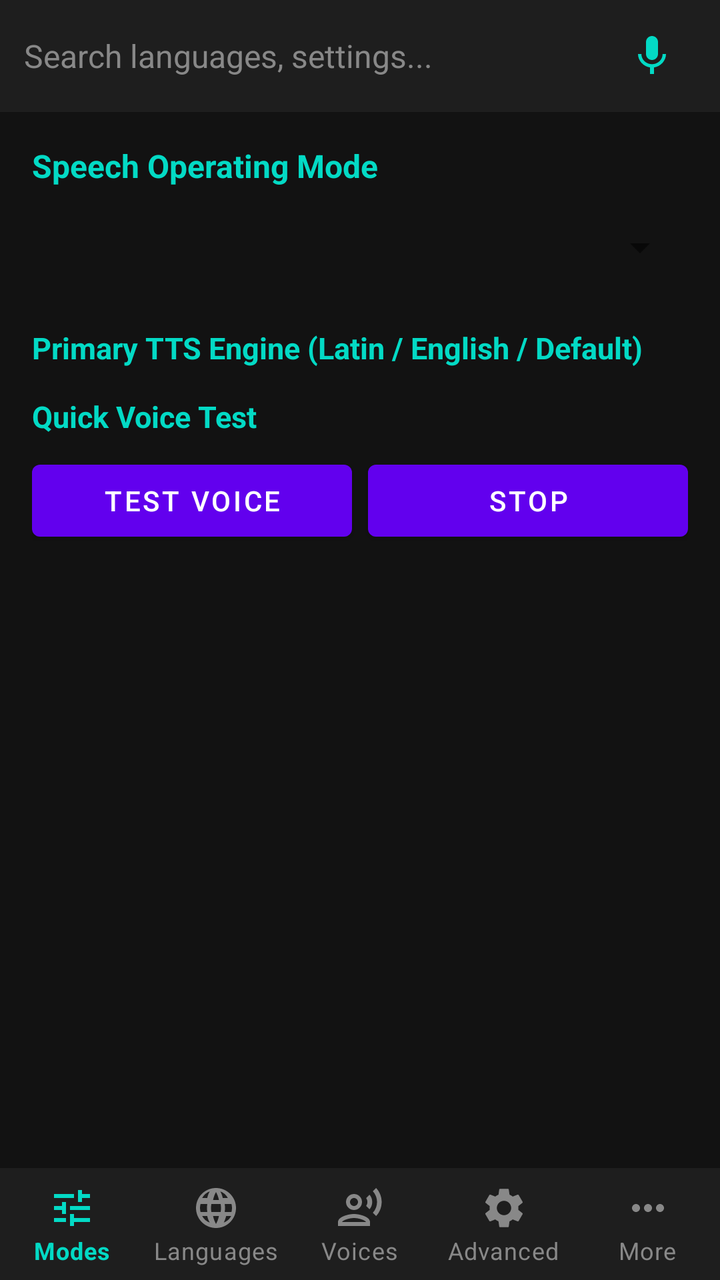
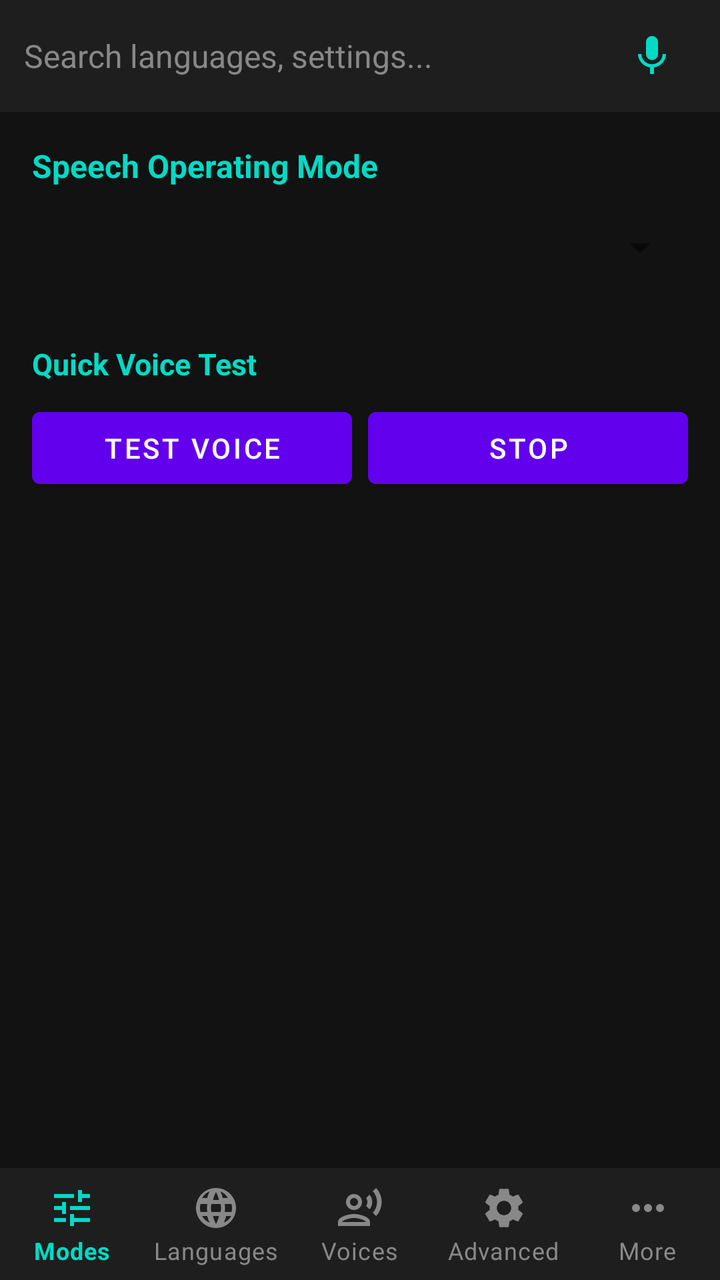

An Android layout rendered at two revisions. The XML below is the earlier revision; the diff shows what the commit changed to produce the second picture.
<!-- AndroidManifest.xml: application theme Theme.SpeechPlusTTS -->
<!-- res/layout/activity_main.xml -->
<?xml version="1.0" encoding="utf-8"?>
<LinearLayout xmlns:android="http://schemas.android.com/apk/res/android"
    xmlns:app="http://schemas.android.com/apk/res-auto"
    android:layout_width="match_parent"
    android:layout_height="match_parent"
    android:orientation="vertical"
    android:background="#121212">

    
    <LinearLayout
        android:id="@+id/layoutSearchBar"
        android:layout_width="match_parent"
        android:layout_height="56dp"
        android:orientation="horizontal"
        android:gravity="center_vertical"
        android:paddingStart="12dp"
        android:paddingEnd="12dp"
        android:background="#1E1E1E">

        <EditText
            android:id="@+id/edtSearch"
            android:layout_width="0dp"
            android:layout_height="wrap_content"
            android:layout_weight="1"
            android:hint="Search languages, settings..."
            android:textColorHint="#888888"
            android:textColor="#FFFFFF"
            android:textSize="16sp"
            android:background="@null"
            android:singleLine="true"
            android:imeOptions="actionSearch" />

        <ImageButton
            android:id="@+id/btnClearSearch"
            android:layout_width="44dp"
            android:layout_height="44dp"
            android:background="?attr/selectableItemBackgroundBorderless"
            android:src="@drawable/ic_clear"
            android:contentDescription="Clear search text"
            android:visibility="gone" />

        <ImageButton
            android:id="@+id/btnVoiceSearch"
            android:layout_width="44dp"
            android:layout_height="44dp"
            android:background="?attr/selectableItemBackgroundBorderless"
            android:src="@drawable/ic_mic"
            android:contentDescription="Voice Search with Google Speech" />
    </LinearLayout>

    <FrameLayout
        android:id="@+id/fragmentContainer"
        android:layout_width="match_parent"
        android:layout_height="0dp"
        android:layout_weight="1">

        
        <ScrollView
            android:id="@+id/tabModes"
            android:layout_width="match_parent"
            android:layout_height="match_parent"
            android:padding="16dp"
            android:visibility="visible">

            <LinearLayout
                android:id="@+id/containerModes"
                android:layout_width="match_parent"
                android:layout_height="wrap_content"
                android:orientation="vertical">

                <TextView
                    android:layout_width="wrap_content"
                    android:layout_height="wrap_content"
                    android:text="Speech Operating Mode"
                    android:textColor="#03DAC5"
                    android:textSize="16sp"
                    android:textStyle="bold"
                    android:layout_marginBottom="6dp" />

                <Spinner
                    android:id="@+id/spinnerModes"
                    android:layout_width="match_parent"
                    android:layout_height="48dp"
                    android:layout_marginBottom="16dp" />

                <TextView
                    android:id="@+id/lblPrimaryEngine"
                    android:layout_width="wrap_content"
                    android:layout_height="wrap_content"
                    android:text="Primary TTS Engine (Latin / English / Default)"
                    android:textColor="#03DAC5"
                    android:textSize="15sp"
                    android:textStyle="bold"
                    android:layout_marginBottom="6dp" />

                <Spinner
                    android:id="@+id/spinnerEngines" android:visibility="gone"
                    android:layout_width="match_parent"
                    android:layout_height="48dp"
                    android:layout_marginBottom="16dp" />

                <LinearLayout
                    android:id="@+id/layoutSecondary" android:visibility="gone"
                    android:layout_width="match_parent"
                    android:layout_height="wrap_content"
                    android:orientation="vertical">

                    <TextView
                        android:layout_width="wrap_content"
                        android:layout_height="wrap_content"
                        android:text="Secondary TTS Engine (Regional / Devanagari)"
                        android:textColor="#03DAC5"
                        android:textSize="15sp"
                        android:textStyle="bold"
                        android:layout_marginBottom="6dp" />

                    <Spinner
                        android:id="@+id/spinnerSecondaryEngines"
                        android:layout_width="match_parent"
                        android:layout_height="48dp"
                        android:layout_marginBottom="16dp" />
                </LinearLayout>

                <TextView
                    android:layout_width="wrap_content"
                    android:layout_height="wrap_content"
                    android:text="Quick Voice Test"
                    android:textColor="#03DAC5"
                    android:textSize="15sp"
                    android:textStyle="bold"
                    android:layout_marginTop="8dp"
                    android:layout_marginBottom="8dp" />

                <LinearLayout
                    android:layout_width="match_parent"
                    android:layout_height="wrap_content"
                    android:orientation="horizontal">

                    <Button
                        android:id="@+id/btnTestVoice"
                        android:layout_width="0dp"
                        android:layout_height="wrap_content"
                        android:layout_weight="1"
                        android:layout_marginEnd="8dp"
                        android:text="Test Voice" />

                    <Button
                        android:id="@+id/btnStopSpeaking"
                        android:layout_width="0dp"
                        android:layout_height="wrap_content"
                        android:layout_weight="1"
                        android:text="Stop" />
                </LinearLayout>

            </LinearLayout>
        </ScrollView>

        
        <ScrollView
            android:id="@+id/tabLanguages"
            android:layout_width="match_parent"
            android:layout_height="match_parent"
            android:padding="16dp"
            android:visibility="gone">

            <LinearLayout
                android:layout_width="match_parent"
                android:layout_height="wrap_content"
                android:orientation="vertical">

                <TextView
                    android:layout_width="wrap_content"
                    android:layout_height="wrap_content"
                    android:text="Supported Global Languages (A-Z)"
                    android:textColor="#03DAC5"
                    android:textSize="16sp"
                    android:textStyle="bold" />

                <TextView
                    android:layout_width="wrap_content"
                    android:layout_height="wrap_content"
                    android:text="Enable or disable specific languages for automatic routing."
                    android:textColor="#AAAAAA"
                    android:textSize="13sp"
                    android:layout_marginBottom="12dp" />

                <LinearLayout
                    android:layout_width="match_parent"
                    android:layout_height="wrap_content"
                    android:orientation="horizontal"
                    android:layout_marginBottom="12dp">

                    <Button
                        android:id="@+id/btnSelectAllLangs"
                        android:layout_width="0dp"
                        android:layout_height="wrap_content"
                        android:layout_weight="1"
                        android:layout_marginEnd="8dp"
                        android:text="Select All" />

                    <Button
                        android:id="@+id/btnClearAllLangs"
                        android:layout_width="0dp"
                        android:layout_height="wrap_content"
                        android:text="Clear All" />
                </LinearLayout>

                <LinearLayout
                    android:id="@+id/layoutLanguagesList"
                    android:layout_width="match_parent"
                    android:layout_height="wrap_content"
                    android:orientation="vertical" />

            </LinearLayout>
        </ScrollView>
        
        <ScrollView
            android:id="@+id/tabVoices"
            android:layout_width="match_parent"
            android:layout_height="match_parent"
            android:padding="16dp"
            android:visibility="gone">

            <LinearLayout
                android:id="@+id/containerVoices"
                android:layout_width="match_parent"
                android:layout_height="wrap_content"
                android:orientation="vertical">

                <TextView
                    android:layout_width="wrap_content"
                    android:layout_height="wrap_content"
                    android:text="1. Select Language (A-Z)"
                    android:textColor="#03DAC5"
                    android:textSize="15sp"
                    android:textStyle="bold"
                    android:layout_marginBottom="4dp" />

                <Spinner
                    android:id="@+id/spinnerVoiceLanguage"
                    android:layout_width="match_parent"
                    android:layout_height="48dp"
                    android:layout_marginBottom="14dp" />

                <TextView
                    android:layout_width="wrap_content"
                    android:layout_height="wrap_content"
                    android:text="2. Select TTS Engine"
                    android:textColor="#03DAC5"
                    android:textSize="15sp"
                    android:textStyle="bold"
                    android:layout_marginBottom="4dp" />

                <Spinner
                    android:id="@+id/spinnerVoiceEngine"
                    android:layout_width="match_parent"
                    android:layout_height="48dp"
                    android:layout_marginBottom="14dp" />

                <TextView
                    android:layout_width="wrap_content"
                    android:layout_height="wrap_content"
                    android:text="3. Select Voice Variant"
                    android:textColor="#03DAC5"
                    android:textSize="15sp"
                    android:textStyle="bold"
                    android:layout_marginBottom="4dp" />

                <Spinner
                    android:id="@+id/spinnerVoiceVariant"
                    android:layout_width="match_parent"
                    android:layout_height="48dp"
                    android:layout_marginBottom="16dp" />

                
                <TextView
                    android:id="@+id/lblVoicesRate"
                    android:layout_width="wrap_content"
                    android:layout_height="wrap_content"
                    android:text="Speech Rate: 1.0x"
                    android:textColor="#FFFFFF"
                    android:textSize="14sp" />

                <LinearLayout
                    android:layout_width="match_parent"
                    android:layout_height="wrap_content"
                    android:orientation="horizontal"
                    android:gravity="center_vertical"
                    android:layout_marginBottom="12dp">

                    <Button
                        android:id="@+id/btnRateMinus"
                        android:layout_width="48dp"
                        android:layout_height="44dp"
                        android:text="-"
                        android:textSize="18sp"
                        android:contentDescription="Decrease speech rate by 5 percent" />

                    <SeekBar
                        android:id="@+id/seekVoiceRate"
                        android:layout_width="0dp"
                        android:layout_height="wrap_content"
                        android:layout_weight="1"
                        android:max="100"
                        android:progress="50" />

                    <Button
                        android:id="@+id/btnRatePlus"
                        android:layout_width="48dp"
                        android:layout_height="44dp"
                        android:text="+"
                        android:textSize="18sp"
                        android:contentDescription="Increase speech rate by 5 percent" />
                </LinearLayout>

                
                <TextView
                    android:id="@+id/lblVoicesPitch"
                    android:layout_width="wrap_content"
                    android:layout_height="wrap_content"
                    android:text="Speech Pitch: 1.0x"
                    android:textColor="#FFFFFF"
                    android:textSize="14sp" />

                <LinearLayout
                    android:layout_width="match_parent"
                    android:layout_height="wrap_content"
                    android:orientation="horizontal"
                    android:gravity="center_vertical"
                    android:layout_marginBottom="12dp">

                    <Button
                        android:id="@+id/btnPitchMinus"
                        android:layout_width="48dp"
                        android:layout_height="44dp"
                        android:text="-"
                        android:textSize="18sp"
                        android:contentDescription="Decrease speech pitch by 5 percent" />

                    <SeekBar
                        android:id="@+id/seekVoicePitch"
                        android:layout_width="0dp"
                        android:layout_height="wrap_content"
                        android:layout_weight="1"
                        android:max="100"
                        android:progress="50" />

                    <Button
                        android:id="@+id/btnPitchPlus"
                        android:layout_width="48dp"
                        android:layout_height="44dp"
                        android:text="+"
                        android:textSize="18sp"
                        android:contentDescription="Increase speech pitch by 5 percent" />
                </LinearLayout>

                
                <TextView
                    android:id="@+id/lblVoicesVolume"
                    android:layout_width="wrap_content"
                    android:layout_height="wrap_content"
                    android:text="Voice Volume: 100%"
                    android:textColor="#FFFFFF"
                    android:textSize="14sp" />

                <SeekBar
                    android:id="@+id/seekVoiceVolume"
                    android:layout_width="match_parent"
                    android:layout_height="wrap_content"
                    android:max="100"
                    android:progress="100"
                    android:layout_marginBottom="16dp" />

                
                <LinearLayout
                    android:layout_width="match_parent"
                    android:layout_height="wrap_content"
                    android:orientation="horizontal"
                    android:layout_marginBottom="8dp">

                    <Button
                        android:id="@+id/btnTestVoiceSingle"
                        android:layout_width="0dp"
                        android:layout_height="wrap_content"
                        android:layout_weight="1"
                        android:layout_marginEnd="6dp"
                        android:text="Test Voice" />

                    <Button
                        android:id="@+id/btnDefaultVoice"
                        android:layout_width="0dp"
                        android:layout_height="wrap_content"
                        android:layout_weight="1"
                        android:text="Default" />
                </LinearLayout>

                <Button
                    android:id="@+id/btnSaveVoiceSettings"
                    android:layout_width="match_parent"
                    android:layout_height="52dp"
                    android:backgroundTint="#00E676"
                    android:textColor="#000000"
                    android:textStyle="bold"
                    android:text="Save Settings for this Language"
                    android:layout_marginBottom="20dp" />

                
                <TextView
                    android:layout_width="wrap_content"
                    android:layout_height="wrap_content"
                    android:text="Configured Language Mappings"
                    android:textColor="#03DAC5"
                    android:textSize="16sp"
                    android:textStyle="bold"
                    android:layout_marginBottom="8dp" />

                <LinearLayout
                    android:id="@+id/layoutConfiguredLanguages"
                    android:layout_width="match_parent"
                    android:layout_height="wrap_content"
                    android:orientation="vertical" />

            </LinearLayout>
        </ScrollView>
        
        <ScrollView
            android:id="@+id/tabAdvanced"
            android:layout_width="match_parent"
            android:layout_height="match_parent"
            android:padding="16dp"
            android:visibility="gone">

            <LinearLayout
                android:id="@+id/containerAdvanced"
                android:layout_width="match_parent"
                android:layout_height="wrap_content"
                android:orientation="vertical">

                <TextView
                    android:layout_width="wrap_content"
                    android:layout_height="wrap_content"
                    android:text="Audio Stream Routing"
                    android:textColor="#03DAC5"
                    android:textSize="15sp"
                    android:textStyle="bold"
                    android:layout_marginBottom="4dp" />

                <Spinner
                    android:id="@+id/spinnerAudioRouting"
                    android:layout_width="match_parent"
                    android:layout_height="48dp"
                    android:layout_marginBottom="16dp" />

                <CheckBox
                    android:id="@+id/chkAmplifyVolume"
                    android:layout_width="match_parent"
                    android:layout_height="wrap_content"
                    android:text="Volume Amplification (Boost Audio)"
                    android:textColor="#FFFFFF"
                    android:layout_marginBottom="8dp" />

                <CheckBox
                    android:id="@+id/chkKeepAlive"
                    android:layout_width="match_parent"
                    android:layout_height="wrap_content"
                    android:text="Keep TTS Engine Always Alive (Prevent Cold Start Lag)"
                    android:textColor="#FFFFFF"
                    android:layout_marginBottom="8dp" />

                <CheckBox
                    android:id="@+id/chkForceRate"
                    android:layout_width="match_parent"
                    android:layout_height="wrap_content"
                    android:text="Force App Rate (Override Screen Reader Speed)"
                    android:textColor="#FFFFFF"
                    android:layout_marginBottom="8dp" />

                <CheckBox
                    android:id="@+id/chkForcePitch"
                    android:layout_width="match_parent"
                    android:layout_height="wrap_content"
                    android:text="Force App Pitch (Override Screen Reader Pitch)"
                    android:textColor="#FFFFFF"
                    android:layout_marginBottom="8dp" />

                <CheckBox
                    android:id="@+id/chkStripAttributes"
                    android:layout_width="match_parent"
                    android:layout_height="wrap_content"
                    android:text="Remove Audio Attributes (Fix Cutoff on Samsung/Realme)"
                    android:textColor="#FFFFFF"
                    android:layout_marginBottom="8dp" />

                <CheckBox
                    android:id="@+id/chkQuickChar"
                    android:layout_width="match_parent"
                    android:layout_height="wrap_content"
                    android:text="Quick Character Read (0ms Typing Feedback)"
                    android:textColor="#FFFFFF"
                    android:layout_marginBottom="16dp" />

                <Button
                    android:id="@+id/btnIgnoreBattery"
                    android:layout_width="match_parent"
                    android:layout_height="wrap_content"
                    android:text="Request Battery Unrestricted (Zero Background Kill)"
                    android:layout_marginBottom="16dp" />

            </LinearLayout>
        </ScrollView>

        
        <ScrollView
            android:id="@+id/tabMore"
            android:layout_width="match_parent"
            android:layout_height="match_parent"
            android:padding="16dp"
            android:visibility="gone">

            <LinearLayout
                android:id="@+id/containerMore"
                android:layout_width="match_parent"
                android:layout_height="wrap_content"
                android:orientation="vertical">

                <TextView
                    android:layout_width="wrap_content"
                    android:layout_height="wrap_content"
                    android:text="System &amp; Quick Actions"
                    android:textColor="#03DAC5"
                    android:textSize="16sp"
                    android:textStyle="bold"
                    android:layout_marginBottom="10dp" />

                <Button
                    android:id="@+id/btnOpenSystemTts"
                    android:layout_width="match_parent"
                    android:layout_height="wrap_content"
                    android:text="Open Android Text-to-Speech Settings"
                    android:layout_marginBottom="8dp" />

                <Button
                    android:id="@+id/btnCheckUpdateMore"
                    android:layout_width="match_parent"
                    android:layout_height="wrap_content"
                    android:text="Check for In-App Updates"
                    android:layout_marginBottom="8dp" />

                <Button
                    android:id="@+id/btnOpenAboutPage"
                    android:layout_width="match_parent"
                    android:layout_height="wrap_content"
                    android:text="Open Community &amp; Help Desk (All 10 Links)"
                    android:layout_marginBottom="20dp" />

                <TextView
                    android:layout_width="wrap_content"
                    android:layout_height="wrap_content"
                    android:text="About Interested Technology for Blind"
                    android:textColor="#03DAC5"
                    android:textSize="16sp"
                    android:textStyle="bold"
                    android:layout_marginBottom="6dp" />

                <TextView
                    android:id="@+id/tvAboutExcerpt"
                    android:layout_width="match_parent"
                    android:layout_height="wrap_content"
                    android:text="Speech Plus TTS is built with a Zero-Lag mission for visually impaired users. Join our community for voice-first Android innovations, accessible gaming, and peer guidance.\n\nBlindness meets brilliance!"
                    android:textColor="#CCCCCC"
                    android:textSize="14sp"
                    android:lineSpacingExtra="4dp" />

            </LinearLayout>
        </ScrollView>

    </FrameLayout>

    
    <com.google.android.material.bottomnavigation.BottomNavigationView
        android:id="@+id/bottomNavigation"
        android:layout_width="match_parent"
        android:layout_height="wrap_content"
        android:background="#1E1E1E"
        app:itemIconTint="@color/bottom_nav_color_selector"
        app:itemTextColor="@color/bottom_nav_color_selector"
        app:labelVisibilityMode="labeled"
        app:menu="@menu/bottom_nav_menu" />

</LinearLayout>
<!-- resources referenced by this layout -->
<resources>
  <!-- drawable ic_clear (drawable) -->
  <vector xmlns:android="http://schemas.android.com/apk/res/android"
      android:width="24dp"
      android:height="24dp"
      android:viewportWidth="24"
      android:viewportHeight="24">
      <path
          android:fillColor="#AAAAAA"
          android:pathData="M19,6.41L17.59,5 12,10.59 6.41,5 5,6.41 10.59,12 5,17.59 6.41,19 12,13.41 17.59,19 19,17.59 13.41,12z"/>
  </vector>
  <!-- drawable ic_mic (drawable) -->
  <vector xmlns:android="http://schemas.android.com/apk/res/android"
      android:width="24dp"
      android:height="24dp"
      android:viewportWidth="24"
      android:viewportHeight="24">
      <path
          android:fillColor="#03DAC5"
          android:pathData="M12,14c1.66,0 3,-1.34 3,-3V5c0,-1.66 -1.34,-3 -3,-3S9,3.34 9,5v6c0,1.66 1.34,3 3,3zM17.3,11c0,3 -2.54,5.1 -5.3,5.1S6.7,14 6.7,11H5c0,3.41 2.72,6.23 6,6.72V21h2v-3.28c3.28,-0.48 6,-3.3 6,-6.72h-1.7z"/>
  </vector>
  <style name="Theme.SpeechPlusTTS" parent="Theme.MaterialComponents.DayNight.DarkActionBar">
          <item name="colorPrimary">@color/purple_500</item>
          <item name="colorPrimaryVariant">@color/purple_700</item>
          <item name="colorSecondary">@color/teal_200</item>
      </style>
  <color name="purple_500">#6200EE</color>
  <color name="purple_700">#3700B3</color>
  <color name="teal_200">#03DAC5</color>
</resources>

<!-- the commit's change to res/layout/activity_main.xml (unified diff, before → after) -->
@@ -84,7 +84,7 @@
                     android:layout_marginBottom="16dp" />
 
                 <TextView
-                    android:id="@+id/lblPrimaryEngine"
+                    android:id="@+id/lblPrimaryEngine" android:visibility="gone"
                     android:layout_width="wrap_content"
                     android:layout_height="wrap_content"
                     android:text="Primary TTS Engine (Latin / English / Default)"
@@ -540,7 +540,7 @@
                     android:layout_marginBottom="8dp" />
 
                 <Button
-                    android:id="@+id/btnCheckUpdateMore"
+                    android:id="@+id/btnCheckUpdateMore" android:visibility="gone"
                     android:layout_width="match_parent"
                     android:layout_height="wrap_content"
                     android:text="Check for In-App Updates"
